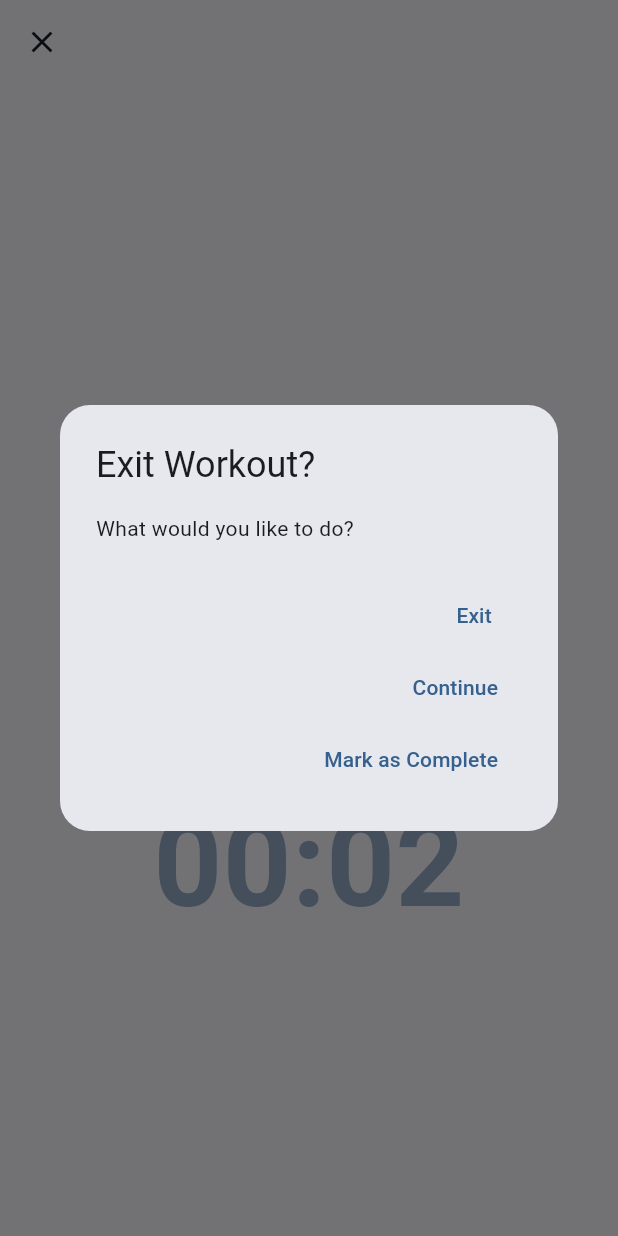
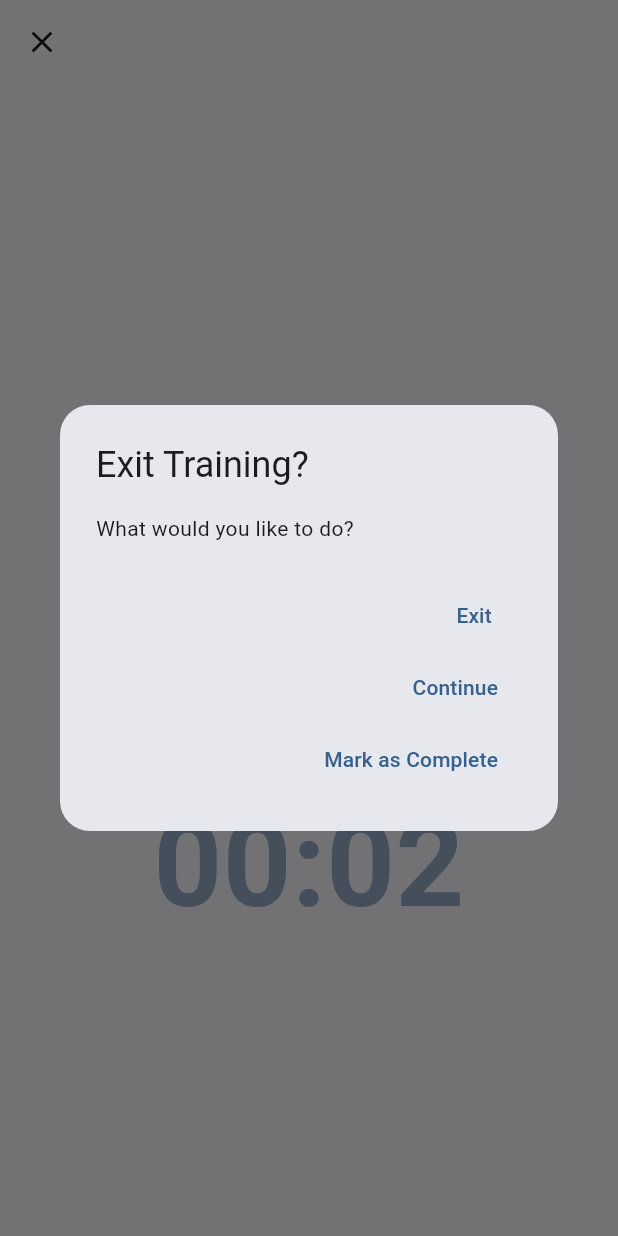
Before and after one commit to streambinder/vigor, a Flutter app: the TabataTimerScreen screen opened directly with empty values, after a tap on the "close" icon, on a phone screen of 412 x 824 dp. Run offline on Flutter 3.47's test engine with Material 3 defaults, Android fonts, the phone set to English and light mode, and no system bars; our stand-ins replace flutter_secure_storage, google_sign_in, logger, shared_preferences; missing offline and left inert: dart:js_interop, google_sign_in_web; accounts and stored records are empty; generated files the repository leaves out were written again; network calls fail.

Commit message:
refactor: rename workout to training for consistency
Use "Training" terminology consistently across the codebase instead of
"Workout" to better represent future support for various activity types
(swimming, running, pilates, etc.) beyond traditional workouts.

Changes:
- Backend: LLM prompts, comments, schema descriptions
- Flutter: UI strings, variable names, class names (WorkoutInterval ->
  TrainingInterval)
- Knowledge JSON files intentionally left unchanged (domain content)

```diff
--- a/app/lib/screens/activity_screen.dart
+++ b/app/lib/screens/activity_screen.dart
@@ -90,7 +90,7 @@ class _ActivityScreenState extends State<ActivityScreen> {
     return '$hours hr $remainingMinutes min';
   }
 
-  bool _isCompletedWorkout(Training training) {
+  bool _isCompletedTraining(Training training) {
     final completedAt = training.completedAt;
     if (completedAt == null) {
       return false;
@@ -99,9 +99,9 @@ class _ActivityScreenState extends State<ActivityScreen> {
     return completedAt.isBefore(now);
   }
 
-  bool _isStaleWorkout(Training training) {
-    // Consider a workout stale if it's older than 7 days and not completed
-    if (_isCompletedWorkout(training)) {
+  bool _isStaleTraining(Training training) {
+    // consider a training stale if it's older than 7 days and not completed
+    if (_isCompletedTraining(training)) {
       return false;
     }
     final now = DateTime.now();
@@ -149,14 +149,14 @@ class _ActivityScreenState extends State<ActivityScreen> {
               ),
               const SizedBox(height: 16),
               Text(
-                'No workouts yet',
+                'No trainings yet',
                 style: PlatformHelper.useLiquidGlass
                     ? LiquidGlassTheme.headlineStyle
                     : Theme.of(context).textTheme.headlineSmall,
               ),
               const SizedBox(height: 8),
               Text(
-                'Generate your first workout from the Home tab',
+                'Generate your first training from the Home tab',
                 textAlign: TextAlign.center,
                 style: PlatformHelper.useLiquidGlass
                     ? LiquidGlassTheme.captionStyle
@@ -172,14 +172,14 @@ class _ActivityScreenState extends State<ActivityScreen> {
   }
 
   Widget _buildTrainingsList() {
-    // Separate workouts into available and past
-    final availableWorkouts = _trainings!
-        .where((t) => !_isCompletedWorkout(t))
+    // separate trainings into available and past
+    final availableTrainings = _trainings!
+        .where((t) => !_isCompletedTraining(t))
         .toList()
       ..sort((a, b) => b.createdAt.compareTo(a.createdAt)); // Most recent first
 
-    final pastWorkouts = _trainings!
-        .where((t) => _isCompletedWorkout(t))
+    final pastTrainings = _trainings!
+        .where((t) => _isCompletedTraining(t))
         .toList()
       ..sort((a, b) {
         // Both should have non-null completedAt after filtering, but add safety
@@ -191,19 +191,19 @@ class _ActivityScreenState extends State<ActivityScreen> {
     return ListView(
       padding: const EdgeInsets.all(16.0),
       children: [
-        // Available Workouts Section
+        // Available Trainings Section
         Text(
-          'Available workouts',
+          'Available trainings',
           style: PlatformHelper.useLiquidGlass
               ? LiquidGlassTheme.headlineStyle.copyWith(fontSize: 20)
               : Theme.of(context).textTheme.titleLarge,
         ),
         const SizedBox(height: 12),
 
-        if (availableWorkouts.isEmpty)
+        if (availableTrainings.isEmpty)
           _buildEmptyAvailableState()
         else
-          ...availableWorkouts.map((training) {
+          ...availableTrainings.map((training) {
             return Padding(
               padding: const EdgeInsets.only(bottom: 12.0),
               child: _buildTrainingCard(training),
@@ -212,16 +212,16 @@ class _ActivityScreenState extends State<ActivityScreen> {
 
         const SizedBox(height: 32),
 
-        // Past Workouts Section (only show if there are past workouts)
-        if (pastWorkouts.isNotEmpty) ...[
+        // Past Trainings Section (only show if there are past trainings)
+        if (pastTrainings.isNotEmpty) ...[
           Text(
-            'Past workouts',
+            'Past trainings',
             style: PlatformHelper.useLiquidGlass
                 ? LiquidGlassTheme.headlineStyle.copyWith(fontSize: 20)
                 : Theme.of(context).textTheme.titleLarge,
           ),
           const SizedBox(height: 12),
-          ...pastWorkouts.map((training) {
+          ...pastTrainings.map((training) {
             return Padding(
               padding: const EdgeInsets.only(bottom: 12.0),
               child: _buildTrainingCard(training),
@@ -245,7 +245,7 @@ class _ActivityScreenState extends State<ActivityScreen> {
             ),
             const SizedBox(height: 12),
             Text(
-              'No workout available. Start generating one.',
+              'No training available. Start generating one.',
               textAlign: TextAlign.center,
               style: PlatformHelper.useLiquidGlass
                   ? LiquidGlassTheme.bodyStyle.copyWith(
@@ -262,8 +262,8 @@ class _ActivityScreenState extends State<ActivityScreen> {
   }
 
   Widget _buildTrainingCard(Training training) {
-    final isCompleted = _isCompletedWorkout(training);
-    final isStale = _isStaleWorkout(training);
+    final isCompleted = _isCompletedTraining(training);
+    final isStale = _isStaleTraining(training);
     final partnerCount = _partnerCounts[training.id] ?? 0;
     final peopleCount = 1 + partnerCount; // owner + partners
     final opacity = isCompleted ? 0.5 : 1.0;
@@ -296,7 +296,7 @@ class _ActivityScreenState extends State<ActivityScreen> {
                       : Theme.of(context).textTheme.titleLarge,
                 ),
                 if (isCompleted) ...[
-                  // For completed workouts: show completion time first, then other labels
+                  // for completed trainings: show completion time first, then other labels
                   const SizedBox(height: 12),
                   Row(
                     children: [
@@ -429,7 +429,7 @@ class _ActivityScreenState extends State<ActivityScreen> {
                     ],
                   ),
                 ] else ...[
-                  // For available workouts: show full details
+                  // for available trainings: show full details
                   const SizedBox(height: 8),
                   Text(
                     training.description,
@@ -602,13 +602,13 @@ class _ActivityScreenState extends State<ActivityScreen> {
                             builder: (context) => TabataTimerScreen(training: training),
                           ),
                         );
-                        // Reload trainings if workout was completed
+                        // reload trainings if training was completed
                         if (completed == true) {
                           _loadTrainings();
                         }
                       },
                       icon: const Icon(Icons.timer),
-                      label: const Text('Start Workout Timer'),
+                      label: const Text('Start Training'),
                       style: ElevatedButton.styleFrom(
                         backgroundColor: PlatformHelper.useLiquidGlass
                             ? LiquidGlassTheme.successColor
--- a/app/lib/screens/home_page.dart
+++ b/app/lib/screens/home_page.dart
@@ -98,7 +98,7 @@ class _HomePageState extends State<HomePage> {
               ),
               const SizedBox(height: 12),
               Text(
-                'Generate a personalized workout based on your profile and goals',
+                'Generate a personalized training based on your profile and goals',
                 textAlign: TextAlign.center,
                 style: PlatformHelper.useLiquidGlass
                     ? LiquidGlassTheme.bodyStyle
@@ -110,7 +110,7 @@ class _HomePageState extends State<HomePage> {
               AdaptiveButton(
                 onPressed: _isLoadingGyms ? null : _showTrainingGenerationModal,
                 useGradient: true,
-                child: const Text('Generate Workout'),
+                child: const Text('Generate Training'),
               ),
             ],
           ),
--- a/app/lib/screens/tabata_timer_screen.dart
+++ b/app/lib/screens/tabata_timer_screen.dart
@@ -24,7 +24,7 @@ class TabataTimerScreen extends StatefulWidget {
 
 enum IntervalType { work, rest }
 
-class WorkoutInterval {
+class TrainingInterval {
   final IntervalType type;
   final int duration;
   final String routineName;
@@ -38,7 +38,7 @@ class WorkoutInterval {
   final int routineNumber; // Routine number (1-based)
   final int totalRoutines;
 
-  WorkoutInterval({
+  TrainingInterval({
     required this.type,
     required this.duration,
     required this.routineName,
@@ -56,7 +56,7 @@ class WorkoutInterval {
 
 class _TabataTimerScreenState extends State<TabataTimerScreen> {
   Timer? _timer;
-  late List<WorkoutInterval> _intervals;
+  late List<TrainingInterval> _intervals;
   int _currentIntervalIndex = 0;
   int _remainingSeconds = 0;
   bool _isPaused = false;
@@ -91,8 +91,8 @@ class _TabataTimerScreenState extends State<TabataTimerScreen> {
     super.dispose();
   }
 
-  List<WorkoutInterval> _buildIntervals() {
-    final intervals = <WorkoutInterval>[];
+  List<TrainingInterval> _buildIntervals() {
+    final intervals = <TrainingInterval>[];
     int activityCounter = 0;
     int totalActivities = 0;
 
@@ -103,8 +103,8 @@ class _TabataTimerScreenState extends State<TabataTimerScreen> {
       }
     }
 
-    // Helper function to add a rest interval, merging with previous if needed
-    void addRestInterval(WorkoutInterval restInterval) {
+    // helper function to add a rest interval, merging with previous if needed
+    void addRestInterval(TrainingInterval restInterval) {
       if (intervals.isNotEmpty && intervals.last.type == IntervalType.rest) {
         // Last interval is already a rest, keep only the longer one
         if (restInterval.duration > intervals.last.duration) {
@@ -135,7 +135,7 @@ class _TabataTimerScreenState extends State<TabataTimerScreen> {
 
             // Add work interval
             final workDuration = activity.duration > 0 ? activity.duration : 60;
-            intervals.add(WorkoutInterval(
+            intervals.add(TrainingInterval(
               type: IntervalType.work,
               duration: workDuration,
               routineName: routine.type,
@@ -152,7 +152,7 @@ class _TabataTimerScreenState extends State<TabataTimerScreen> {
 
             // Add activity rest if exists
             if (activity.rest > 0) {
-              addRestInterval(WorkoutInterval(
+              addRestInterval(TrainingInterval(
                 type: IntervalType.rest,
                 duration: activity.rest,
                 routineName: routine.type,
@@ -169,7 +169,7 @@ class _TabataTimerScreenState extends State<TabataTimerScreen> {
 
         // Add block rest after all repeats
         if (block.rest > 0) {
-          addRestInterval(WorkoutInterval(
+          addRestInterval(TrainingInterval(
             type: IntervalType.rest,
             duration: block.rest,
             routineName: routine.type,
@@ -185,7 +185,7 @@ class _TabataTimerScreenState extends State<TabataTimerScreen> {
 
       // Add routine rest after all blocks
       if (routine.rest > 0) {
-        addRestInterval(WorkoutInterval(
+        addRestInterval(TrainingInterval(
           type: IntervalType.rest,
           duration: routine.rest,
           routineName: routine.type,
@@ -225,7 +225,7 @@ class _TabataTimerScreenState extends State<TabataTimerScreen> {
 
   void _startCurrentInterval() {
     if (_currentIntervalIndex >= _intervals.length) {
-      _completeWorkout();
+      _completeTraining();
       return;
     }
 
@@ -247,8 +247,8 @@ class _TabataTimerScreenState extends State<TabataTimerScreen> {
         } else {
           timer.cancel();
           if (!_hasStarted) {
-            // Initial countdown expired, start workout
-            _startWorkout();
+            // initial countdown expired, start training
+            _startTraining();
           } else {
             _onIntervalCompleted();
           }
@@ -257,8 +257,8 @@ class _TabataTimerScreenState extends State<TabataTimerScreen> {
     });
   }
 
-  void _startWorkout() {
-    if (_hasStarted) return; // Already started
+  void _startTraining() {
+    if (_hasStarted) return; // already started
 
     _timer?.cancel();
     setState(() {
@@ -285,7 +285,7 @@ class _TabataTimerScreenState extends State<TabataTimerScreen> {
     });
 
     if (_currentIntervalIndex >= _intervals.length) {
-      _completeWorkout();
+      _completeTraining();
     } else {
       _startCurrentInterval();
     }
@@ -316,7 +316,7 @@ class _TabataTimerScreenState extends State<TabataTimerScreen> {
     }
   }
 
-  void _completeWorkout() {
+  void _completeTraining() {
     _timer?.cancel();
     setState(() {
       _isCompleted = true;
@@ -392,7 +392,7 @@ class _TabataTimerScreenState extends State<TabataTimerScreen> {
 
   Widget _buildStartScreen() {
     return GestureDetector(
-      onTap: _startWorkout,
+      onTap: _startTraining,
       child: Container(
         color: PlatformHelper.useLiquidGlass
             ? const Color(0xFFF5F7FA)
@@ -459,7 +459,7 @@ class _TabataTimerScreenState extends State<TabataTimerScreen> {
             ),
             const SizedBox(height: 32),
             Text(
-              'Workout Completed!',
+              'Training Completed!',
               style: PlatformHelper.useLiquidGlass
                   ? LiquidGlassTheme.titleStyle
                   : Theme.of(context).textTheme.headlineMedium,
@@ -530,7 +530,7 @@ class _TabataTimerScreenState extends State<TabataTimerScreen> {
     );
   }
 
-  Widget _buildActivityName(WorkoutInterval interval) {
+  Widget _buildActivityName(TrainingInterval interval) {
     return Text(
       interval.activityName?.toUpperCase() ?? '',
       style: PlatformHelper.useLiquidGlass
@@ -540,7 +540,7 @@ class _TabataTimerScreenState extends State<TabataTimerScreen> {
     );
   }
 
-  Widget _buildCountersRow(WorkoutInterval interval) {
+  Widget _buildCountersRow(TrainingInterval interval) {
     return Container(
       padding: const EdgeInsets.symmetric(horizontal: 12, vertical: 6),
       decoration: PlatformHelper.useLiquidGlass
@@ -618,7 +618,7 @@ class _TabataTimerScreenState extends State<TabataTimerScreen> {
     );
   }
 
-  Widget _buildActivityDisplay(WorkoutInterval interval) {
+  Widget _buildActivityDisplay(TrainingInterval interval) {
     final activity = interval.activity;
     final exercise = interval.exercise;
     final screenWidth = MediaQuery.of(context).size.width;
@@ -821,13 +821,13 @@ class _TabataTimerScreenState extends State<TabataTimerScreen> {
     showDialog(
       context: context,
       builder: (context) => AlertDialog(
-        title: const Text('Exit Workout?'),
+        title: const Text('Exit Training?'),
         content: const Text('What would you like to do?'),
         actions: [
           TextButton(
             onPressed: () {
               Navigator.of(context).pop(); // Close dialog
-              Navigator.of(context).pop(); // Exit workout
+              Navigator.of(context).pop(); // exit training
             },
             child: const Text('Exit'),
           ),
--- a/app/lib/screens/training_details_screen.dart
+++ b/app/lib/screens/training_details_screen.dart
@@ -673,13 +673,13 @@ class _TrainingDetailsScreenState extends State<TrainingDetailsScreen> {
                       builder: (context) => TabataTimerScreen(training: training),
                     ),
                   );
-                  // If the timer returned true (workout completed), refresh
+                  // if the timer returned true (training completed), refresh
                   if (completed == true && context.mounted) {
                     Navigator.of(context).pop(true);
                   }
                 },
                 icon: const Icon(Icons.timer),
-                label: const Text('Start Workout Timer'),
+                label: const Text('Start Training'),
                 style: ElevatedButton.styleFrom(
                   backgroundColor: PlatformHelper.useLiquidGlass
                       ? LiquidGlassTheme.successColor
@@ -732,7 +732,7 @@ class _TrainingDetailsScreenState extends State<TrainingDetailsScreen> {
 
             // Routines
             Text(
-              'Workout Routines',
+              'Training Routines',
               style: PlatformHelper.useLiquidGlass
                   ? LiquidGlassTheme.headlineStyle.copyWith(fontSize: 20)
                   : Theme.of(context).textTheme.titleLarge,
--- a/app/lib/utils/feedback_modal.dart
+++ b/app/lib/utils/feedback_modal.dart
@@ -135,7 +135,7 @@ class _FeedbackDialogContentState extends State<_FeedbackDialogContent> {
               Padding(
                 padding: const EdgeInsets.fromLTRB(24, 24, 24, 16),
                 child: Text(
-                  'How was your workout?',
+                  'How was your training?',
                   style: useLiquidGlass
                       ? LiquidGlassTheme.headlineStyle.copyWith(fontSize: 20)
                       : Theme.of(context).textTheme.titleLarge,
--- a/app/lib/widgets/training_generation_modal.dart
+++ b/app/lib/widgets/training_generation_modal.dart
@@ -184,7 +184,7 @@ class _TrainingGenerationModalState extends State<TrainingGenerationModal> {
           const AdaptiveLoadingIndicator(),
           const SizedBox(height: 24),
           Text(
-            'Generating your workout...',
+            'Generating your training...',
             style: PlatformHelper.useLiquidGlass
                 ? LiquidGlassTheme.headlineStyle
                 : Theme.of(context).textTheme.titleLarge,
```
Also changed, not shown: 8 other files.
